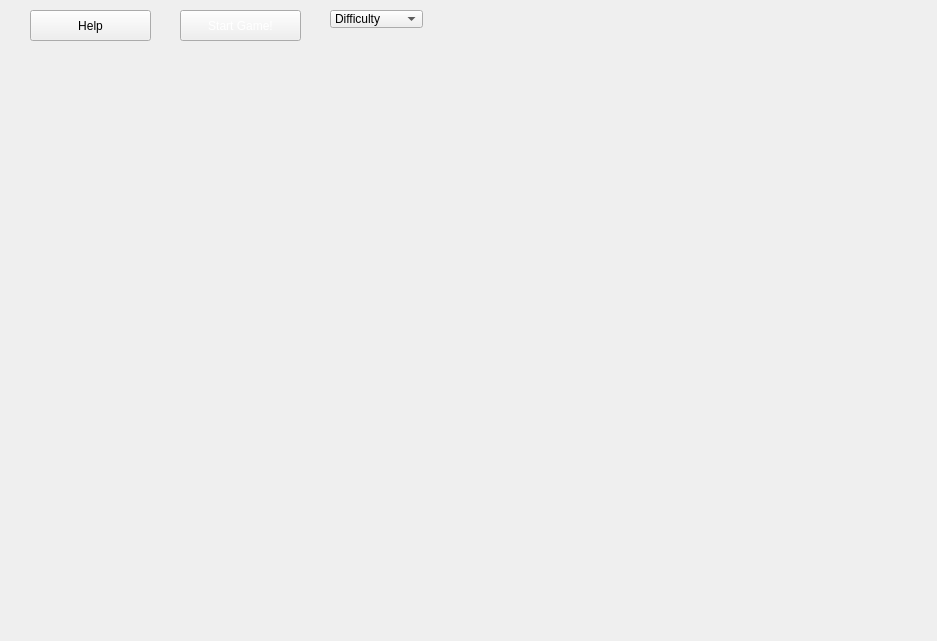
This is mainwindow.ui in DomtronVox/space-factory as Qt 5 draws it before an edit. The edited form follows.
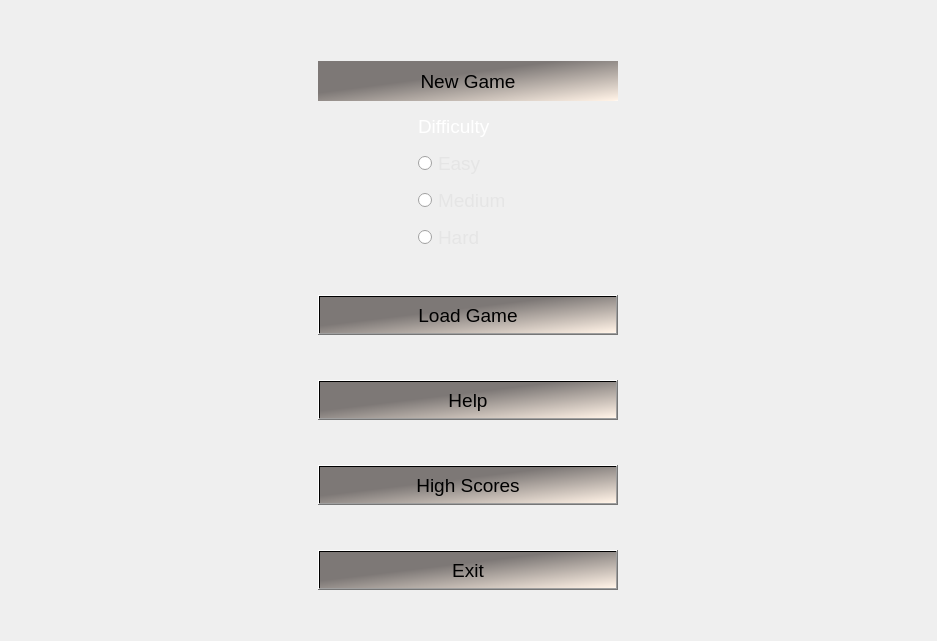
This is the edited form. Icons and pictures are not drawn.

Commit message: Reworked the main menu to look really nice. Please test and varify that it works.

```diff
--- a/mainwindow.ui
+++ b/mainwindow.ui
@@ -10,115 +10,299 @@
     <height>641</height>
    </rect>
   </property>
+  <property name="sizePolicy">
+   <sizepolicy hsizetype="Preferred" vsizetype="MinimumExpanding">
+    <horstretch>0</horstretch>
+    <verstretch>0</verstretch>
+   </sizepolicy>
+  </property>
+  <property name="font">
+   <font>
+    <pointsize>14</pointsize>
+   </font>
+  </property>
   <property name="windowTitle">
    <string>Space Factory</string>
   </property>
   <widget class="QWidget" name="centralWidget">
+   <property name="minimumSize">
+    <size>
+     <width>600</width>
+     <height>400</height>
+    </size>
+   </property>
    <property name="styleSheet">
     <string notr="true">background: url(:/images/space_background.png)
 </string>
    </property>
-   <widget class="QWidget" name="widget" native="true">
-    <property name="geometry">
-     <rect>
-      <x>10</x>
-      <y>10</y>
-      <width>561</width>
-      <height>31</height>
-     </rect>
-    </property>
-    <property name="autoFillBackground">
-     <bool>false</bool>
-    </property>
-    <widget class="QPushButton" name="btnHelp">
-     <property name="geometry">
-      <rect>
-       <x>20</x>
-       <y>0</y>
-       <width>121</width>
-       <height>31</height>
-      </rect>
-     </property>
-     <property name="autoFillBackground">
-      <bool>false</bool>
-     </property>
-     <property name="styleSheet">
-      <string notr="true">qlineargradient (spread:pad, x1:0, y1:0, x2:1, y2:0, stop:0 rgba(0, 0, 0, 255), stop:1 rgba(255, 255, 255, 255))</string>
-     </property>
-     <property name="text">
-      <string>Help</string>
-     </property>
-    </widget>
-    <widget class="QPushButton" name="btnStartGame">
-     <property name="geometry">
-      <rect>
-       <x>170</x>
-       <y>0</y>
-       <width>121</width>
-       <height>31</height>
-      </rect>
-     </property>
-     <property name="autoFillBackground">
-      <bool>false</bool>
-     </property>
-     <property name="styleSheet">
-      <string notr="true">background-image: url(:/images/space_background.png);
-color: qlineargradient(spread:pad, x1:0, y1:0, x2:1, y2:0, stop:0 rgba(0, 0, 0, 255), stop:1 rgba(255, 255, 255, 255));</string>
-     </property>
-     <property name="text">
-      <string>Start Game!</string>
-     </property>
-    </widget>
-    <widget class="QComboBox" name="cmbDifficultylvl">
-     <property name="geometry">
-      <rect>
-       <x>320</x>
-       <y>0</y>
-       <width>93</width>
-       <height>18</height>
-      </rect>
-     </property>
-     <property name="autoFillBackground">
-      <bool>false</bool>
-     </property>
-     <property name="styleSheet">
-      <string notr="true">background-image: url(:/images/space_background.png);</string>
-     </property>
-     <property name="editable">
-      <bool>false</bool>
-     </property>
-     <item>
+   <layout class="QVBoxLayout" name="verticalLayout">
+    <item>
+     <widget class="QGroupBox" name="virtNewGameBox">
+      <property name="maximumSize">
+       <size>
+        <width>16777215</width>
+        <height>200</height>
+       </size>
+      </property>
+      <property name="styleSheet">
+       <string notr="true">border: 0px;</string>
+      </property>
+      <layout class="QVBoxLayout" name="layoutNewGame">
+       <property name="sizeConstraint">
+        <enum>QLayout::SetMinimumSize</enum>
+       </property>
+       <property name="bottomMargin">
+        <number>1</number>
+       </property>
+       <item alignment="Qt::AlignHCenter">
+        <widget class="QPushButton" name="btnNewGame">
+         <property name="minimumSize">
+          <size>
+           <width>300</width>
+           <height>40</height>
+          </size>
+         </property>
+         <property name="maximumSize">
+          <size>
+           <width>300</width>
+           <height>40</height>
+          </size>
+         </property>
+         <property name="font">
+          <font>
+           <pointsize>14</pointsize>
+           <weight>50</weight>
+           <bold>false</bold>
+          </font>
+         </property>
+         <property name="styleSheet">
+          <string notr="true">background-color: qlineargradient(spread:pad, x1:0, y1:0, x2:1, y2:1, stop:0.4 rgba(125, 120, 118, 255), stop:0.984211 rgba(255, 242, 230, 255), stop:1 rgba(255, 255, 255, 255));
+</string>
+         </property>
+         <property name="text">
+          <string>New Game</string>
+         </property>
+        </widget>
+       </item>
+       <item alignment="Qt::AlignHCenter">
+        <widget class="QLabel" name="lblDifficulty">
+         <property name="minimumSize">
+          <size>
+           <width>100</width>
+           <height>0</height>
+          </size>
+         </property>
+         <property name="maximumSize">
+          <size>
+           <width>100</width>
+           <height>40</height>
+          </size>
+         </property>
+         <property name="font">
+          <font>
+           <pointsize>14</pointsize>
+          </font>
+         </property>
+         <property name="styleSheet">
+          <string notr="true">color: rgb(255, 255, 255);</string>
+         </property>
+         <property name="text">
+          <string>Difficulty</string>
+         </property>
+        </widget>
+       </item>
+       <item alignment="Qt::AlignHCenter">
+        <widget class="QRadioButton" name="radioButton_2">
+         <property name="minimumSize">
+          <size>
+           <width>100</width>
+           <height>10</height>
+          </size>
+         </property>
+         <property name="font">
+          <font>
+           <pointsize>14</pointsize>
+          </font>
+         </property>
+         <property name="styleSheet">
+          <string notr="true">color: rgb(229, 229, 229);</string>
+         </property>
+         <property name="text">
+          <string>Easy</string>
+         </property>
+         <property name="checked">
+          <bool>false</bool>
+         </property>
+        </widget>
+       </item>
+       <item alignment="Qt::AlignHCenter|Qt::AlignVCenter">
+        <widget class="QRadioButton" name="radioButton_3">
+         <property name="minimumSize">
+          <size>
+           <width>100</width>
+           <height>10</height>
+          </size>
+         </property>
+         <property name="font">
+          <font>
+           <pointsize>14</pointsize>
+          </font>
+         </property>
+         <property name="styleSheet">
+          <string notr="true">color: rgb(229, 229, 229);</string>
+         </property>
+         <property name="text">
+          <string>Medium</string>
+         </property>
+         <property name="checked">
+          <bool>false</bool>
+         </property>
+        </widget>
+       </item>
+       <item alignment="Qt::AlignHCenter">
+        <widget class="QRadioButton" name="radioButton">
+         <property name="minimumSize">
+          <size>
+           <width>100</width>
+           <height>10</height>
+          </size>
+         </property>
+         <property name="font">
+          <font>
+           <pointsize>14</pointsize>
+          </font>
+         </property>
+         <property name="styleSheet">
+          <string notr="true">color: rgb(229, 229, 229);</string>
+         </property>
+         <property name="text">
+          <string>Hard</string>
+         </property>
+         <property name="checked">
+          <bool>false</bool>
+         </property>
+        </widget>
+       </item>
+      </layout>
+     </widget>
+    </item>
+    <item alignment="Qt::AlignHCenter">
+     <widget class="QPushButton" name="btnLoadGame">
+      <property name="minimumSize">
+       <size>
+        <width>300</width>
+        <height>40</height>
+       </size>
+      </property>
+      <property name="maximumSize">
+       <size>
+        <width>300</width>
+        <height>40</height>
+       </size>
+      </property>
+      <property name="font">
+       <font>
+        <pointsize>14</pointsize>
+        <weight>50</weight>
+        <bold>false</bold>
+       </font>
+      </property>
+      <property name="styleSheet">
+       <string notr="true">background-color: qlineargradient(spread:pad, x1:0, y1:0, x2:1, y2:1, stop:0.4 rgba(125, 120, 118, 255), stop:0.984211 rgba(255, 242, 230, 255), stop:1 rgba(255, 255, 255, 255));</string>
+      </property>
       <property name="text">
-       <string>Difficulty</string>
+       <string>Load Game</string>
       </property>
-     </item>
-     <item>
+     </widget>
+    </item>
+    <item alignment="Qt::AlignHCenter">
+     <widget class="QPushButton" name="btnHelp">
+      <property name="minimumSize">
+       <size>
+        <width>300</width>
+        <height>40</height>
+       </size>
+      </property>
+      <property name="maximumSize">
+       <size>
+        <width>300</width>
+        <height>40</height>
+       </size>
+      </property>
+      <property name="font">
+       <font>
+        <pointsize>14</pointsize>
+        <weight>50</weight>
+        <bold>false</bold>
+       </font>
+      </property>
+      <property name="styleSheet">
+       <string notr="true">background-color: qlineargradient(spread:pad, x1:0, y1:0, x2:1, y2:1, stop:0.4 rgba(125, 120, 118, 255), stop:0.984211 rgba(255, 242, 230, 255), stop:1 rgba(255, 255, 255, 255));</string>
+      </property>
       <property name="text">
-       <string>Easy</string>
+       <string>Help</string>
       </property>
-     </item>
-     <item>
+     </widget>
+    </item>
+    <item alignment="Qt::AlignHCenter">
+     <widget class="QPushButton" name="btnHighscores">
+      <property name="minimumSize">
+       <size>
+        <width>300</width>
+        <height>40</height>
+       </size>
+      </property>
+      <property name="maximumSize">
+       <size>
+        <width>300</width>
+        <height>40</height>
+       </size>
+      </property>
+      <property name="font">
+       <font>
+        <pointsize>14</pointsize>
+        <weight>50</weight>
+        <bold>false</bold>
+       </font>
+      </property>
+      <property name="styleSheet">
+       <string notr="true">background-color: qlineargradient(spread:pad, x1:0, y1:0, x2:1, y2:1, stop:0.4 rgba(125, 120, 118, 255), stop:0.984211 rgba(255, 242, 230, 255), stop:1 rgba(255, 255, 255, 255));</string>
+      </property>
       <property name="text">
-       <string>Medium</string>
+       <string>High Scores</string>
       </property>
-     </item>
-     <item>
+     </widget>
+    </item>
+    <item alignment="Qt::AlignHCenter">
+     <widget class="QPushButton" name="btnExit">
+      <property name="minimumSize">
+       <size>
+        <width>300</width>
+        <height>40</height>
+       </size>
+      </property>
+      <property name="maximumSize">
+       <size>
+        <width>300</width>
+        <height>40</height>
+       </size>
+      </property>
+      <property name="font">
+       <font>
+        <pointsize>14</pointsize>
+        <weight>50</weight>
+        <bold>false</bold>
+       </font>
+      </property>
+      <property name="styleSheet">
+       <string notr="true">background-color: qlineargradient(spread:pad, x1:0, y1:0, x2:1, y2:1, stop:0.4 rgba(125, 120, 118, 255), stop:0.984211 rgba(255, 242, 230, 255), stop:1 rgba(255, 255, 255, 255));</string>
+      </property>
       <property name="text">
-       <string>Hard</string>
+       <string>Exit</string>
       </property>
-     </item>
-    </widget>
-   </widget>
-  </widget>
-  <widget class="QMenuBar" name="menuBar">
-   <property name="geometry">
-    <rect>
-     <x>0</x>
-     <y>0</y>
-     <width>937</width>
-     <height>22</height>
-    </rect>
-   </property>
+     </widget>
+    </item>
+   </layout>
   </widget>
  </widget>
  <layoutdefault spacing="6" margin="11"/>
```
Left out of the diff: 4 changed lines with no effect on the pictures.
